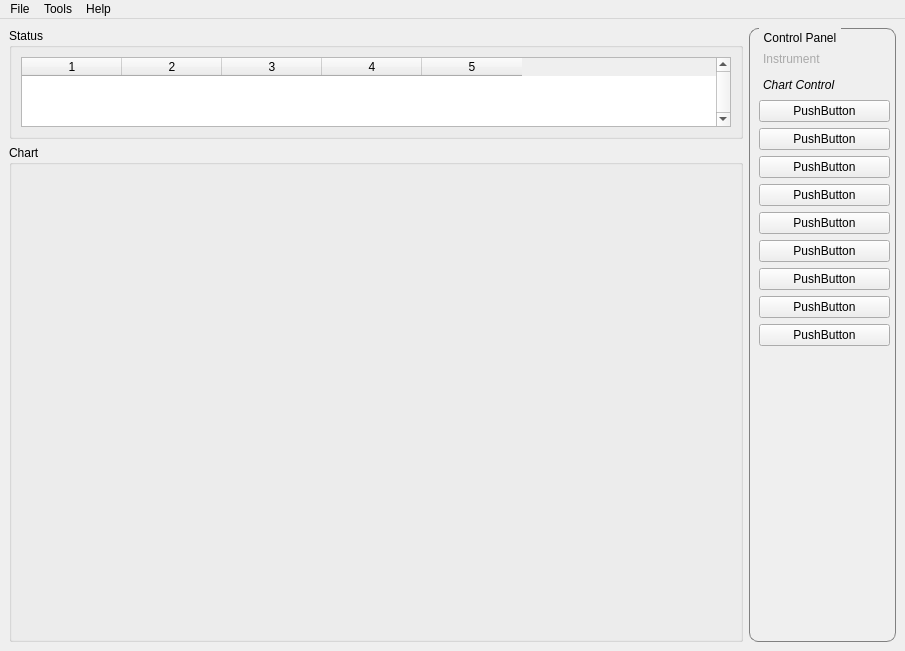
The window that ui/mainwindow.ui (mhorn71/StarbaseMini) describes before a commit, drawn with Qt 5.
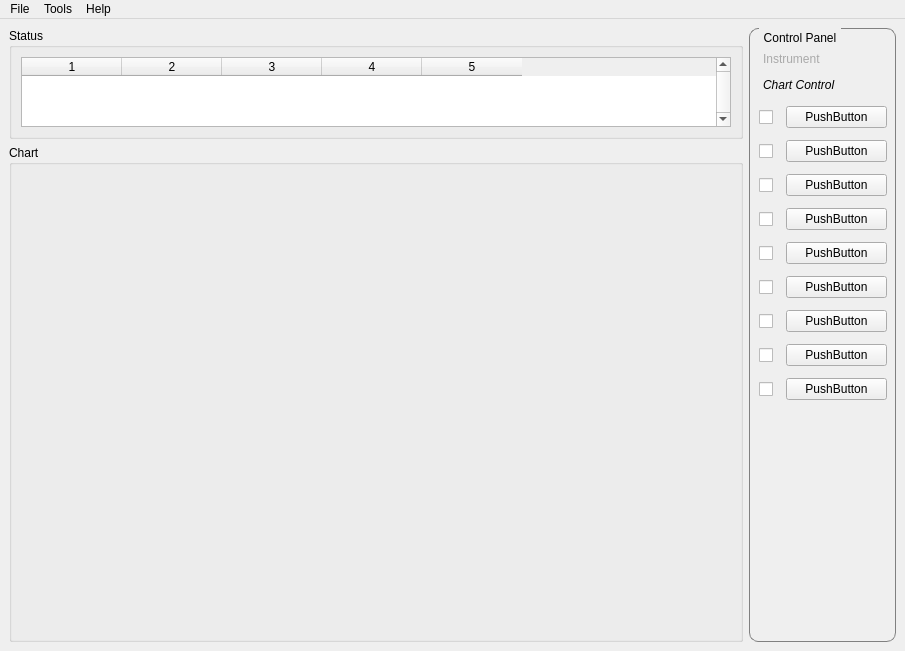
The same window after the commit. The open tabs and pages were chosen to show the change.

Commit message: Added uncheckable checkboxes to chart control to act as colour indicator.

Patch:
```diff
--- a/ui/mainwindow.ui
+++ b/ui/mainwindow.ui
@@ -265,98 +265,265 @@
             <rect>
              <x>0</x>
              <y>0</y>
-             <width>100</width>
-             <height>30</height>
+             <width>129</width>
+             <height>521</height>
             </rect>
            </property>
            <attribute name="label">
             <string>Chart Control</string>
            </attribute>
-           <widget class="QWidget" name="layoutWidget">
+           <widget class="QWidget" name="">
             <property name="geometry">
              <rect>
               <x>0</x>
               <y>0</y>
-              <width>131</width>
-              <height>521</height>
+              <width>128</width>
+              <height>311</height>
              </rect>
             </property>
             <layout class="QGridLayout" name="gridLayout_5">
-             <item row="1" column="0">
-              <widget class="QPushButton" name="channel1Button">
-               <property name="text">
-                <string>PushButton</string>
-               </property>
-              </widget>
-             </item>
              <item row="0" column="0">
+              <layout class="QHBoxLayout" name="horizontalLayout">
+               <item>
+                <widget class="QCheckBox" name="channel0colour">
+                 <property name="maximumSize">
+                  <size>
+                   <width>21</width>
+                   <height>22</height>
+                  </size>
+                 </property>
+                 <property name="text">
+                  <string/>
+                 </property>
+                 <property name="checkable">
+                  <bool>false</bool>
+                 </property>
+                </widget>
+               </item>
+               <item>
               <widget class="QPushButton" name="channel0Button">
                <property name="text">
                 <string>PushButton</string>
                </property>
               </widget>
              </item>
+              </layout>
+             </item>
+             <item row="1" column="0">
+              <layout class="QHBoxLayout" name="horizontalLayout_2">
+               <item>
+                <widget class="QCheckBox" name="channel1colour">
+                 <property name="maximumSize">
+                  <size>
+                   <width>21</width>
+                   <height>22</height>
+                  </size>
+                 </property>
+                 <property name="text">
+                  <string/>
+                 </property>
+                 <property name="checkable">
+                  <bool>false</bool>
+                 </property>
+                </widget>
+               </item>
+               <item>
+                <widget class="QPushButton" name="channel1Button">
+                 <property name="text">
+                  <string>PushButton</string>
+                 </property>
+                </widget>
+               </item>
+              </layout>
+             </item>
              <item row="2" column="0">
+              <layout class="QHBoxLayout" name="horizontalLayout_3">
+               <item>
+                <widget class="QCheckBox" name="channel2colour">
+                 <property name="maximumSize">
+                  <size>
+                   <width>21</width>
+                   <height>22</height>
+                  </size>
+                 </property>
+                 <property name="text">
+                  <string/>
+                 </property>
+                 <property name="checkable">
+                  <bool>false</bool>
+                 </property>
+                </widget>
+               </item>
+               <item>
               <widget class="QPushButton" name="channel2Button">
                <property name="text">
                 <string>PushButton</string>
                </property>
               </widget>
              </item>
+              </layout>
+             </item>
              <item row="3" column="0">
+              <layout class="QHBoxLayout" name="horizontalLayout_4">
+               <item>
+                <widget class="QCheckBox" name="channel3colour">
+                 <property name="maximumSize">
+                  <size>
+                   <width>21</width>
+                   <height>22</height>
+                  </size>
+                 </property>
+                 <property name="text">
+                  <string/>
+                 </property>
+                 <property name="checkable">
+                  <bool>false</bool>
+                 </property>
+                </widget>
+               </item>
+               <item>
               <widget class="QPushButton" name="channel3Button">
                <property name="text">
                 <string>PushButton</string>
                </property>
               </widget>
              </item>
+              </layout>
+             </item>
              <item row="4" column="0">
+              <layout class="QHBoxLayout" name="horizontalLayout_5">
+               <item>
+                <widget class="QCheckBox" name="channel4colour">
+                 <property name="maximumSize">
+                  <size>
+                   <width>21</width>
+                   <height>22</height>
+                  </size>
+                 </property>
+                 <property name="text">
+                  <string/>
+                 </property>
+                 <property name="checkable">
+                  <bool>false</bool>
+                 </property>
+                </widget>
+               </item>
+               <item>
               <widget class="QPushButton" name="channel4Button">
                <property name="text">
                 <string>PushButton</string>
                </property>
               </widget>
              </item>
+              </layout>
+             </item>
              <item row="5" column="0">
+              <layout class="QHBoxLayout" name="horizontalLayout_6">
+               <item>
+                <widget class="QCheckBox" name="channel5colour">
+                 <property name="maximumSize">
+                  <size>
+                   <width>21</width>
+                   <height>22</height>
+                  </size>
+                 </property>
+                 <property name="text">
+                  <string/>
+                 </property>
+                 <property name="checkable">
+                  <bool>false</bool>
+                 </property>
+                </widget>
+               </item>
+               <item>
               <widget class="QPushButton" name="channel5Button">
                <property name="text">
                 <string>PushButton</string>
                </property>
               </widget>
              </item>
+              </layout>
+             </item>
              <item row="6" column="0">
+              <layout class="QHBoxLayout" name="horizontalLayout_7">
+               <item>
+                <widget class="QCheckBox" name="channel6colour">
+                 <property name="maximumSize">
+                  <size>
+                   <width>21</width>
+                   <height>22</height>
+                  </size>
+                 </property>
+                 <property name="text">
+                  <string/>
+                 </property>
+                 <property name="checkable">
+                  <bool>false</bool>
+                 </property>
+                </widget>
+               </item>
+               <item>
               <widget class="QPushButton" name="channel6Button">
                <property name="text">
                 <string>PushButton</string>
                </property>
               </widget>
              </item>
+              </layout>
+             </item>
              <item row="7" column="0">
+              <layout class="QHBoxLayout" name="horizontalLayout_8">
+               <item>
+                <widget class="QCheckBox" name="channel7colour">
+                 <property name="maximumSize">
+                  <size>
+                   <width>21</width>
+                   <height>22</height>
+                  </size>
+                 </property>
+                 <property name="text">
+                  <string/>
+                 </property>
+                 <property name="checkable">
+                  <bool>false</bool>
+                 </property>
+                </widget>
+               </item>
+               <item>
               <widget class="QPushButton" name="channel7Button">
                <property name="text">
                 <string>PushButton</string>
                </property>
               </widget>
              </item>
+              </layout>
+             </item>
              <item row="8" column="0">
+              <layout class="QHBoxLayout" name="horizontalLayout_9">
+               <item>
+                <widget class="QCheckBox" name="channel8colour">
+                 <property name="maximumSize">
+                  <size>
+                   <width>21</width>
+                   <height>22</height>
+                  </size>
+                 </property>
+                 <property name="text">
+                  <string/>
+                 </property>
+                 <property name="checkable">
+                  <bool>false</bool>
+                 </property>
+                </widget>
+               </item>
+               <item>
               <widget class="QPushButton" name="channel8Button">
                <property name="text">
                 <string>PushButton</string>
                </property>
               </widget>
              </item>
-             <item row="9" column="0">
-              <spacer name="verticalSpacer">
-               <property name="orientation">
-                <enum>Qt::Vertical</enum>
-               </property>
-               <property name="sizeHint" stdset="0">
-                <size>
-                 <width>20</width>
-                 <height>40</height>
-                </size>
-               </property>
-              </spacer>
+              </layout>
              </item>
             </layout>
            </widget>
```
Lines whose indentation alone changed are shown as unchanged. The commit also changes 1 other file.
